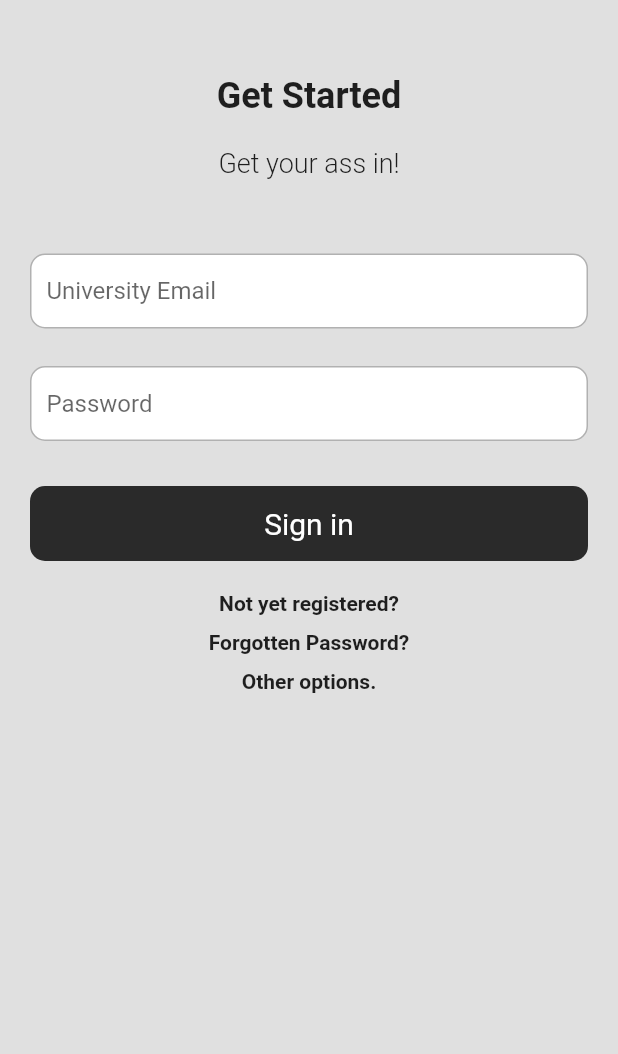
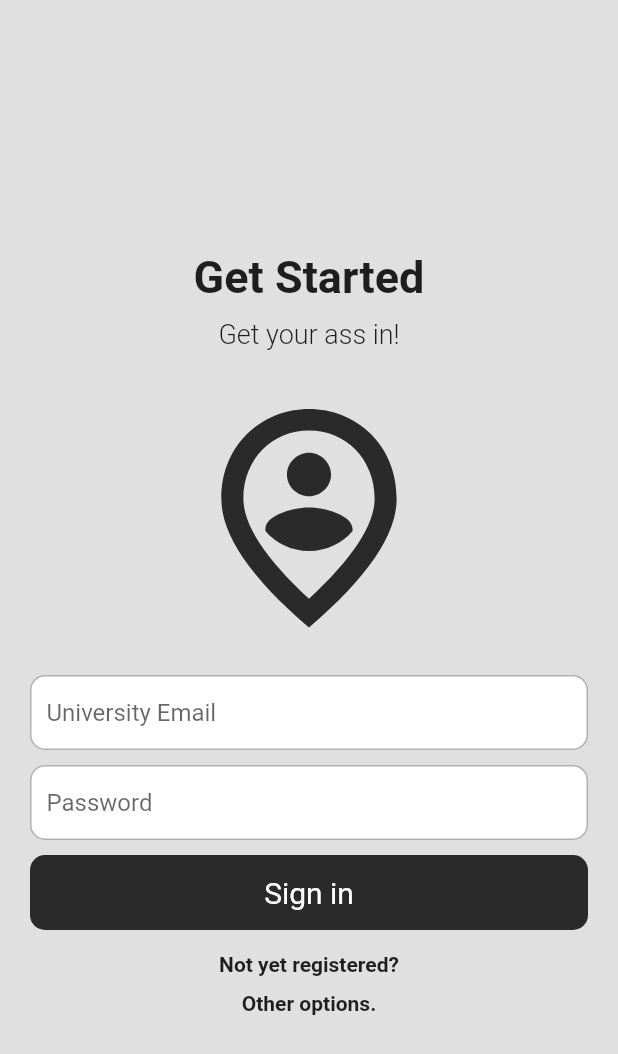
Before and after one commit to shahjugal/UniversityFormulaeApp, a Flutter app: the LoginUI screen opened directly, on a phone screen of 412 x 824 dp. Shown: the top 1054 px of the screen. Run offline on Flutter 3.47's test engine with Material 2 defaults, Android fonts, the phone set to English and light mode, and no system bars.

Commit message:
Minor Change

```diff
--- a/formulae_app/lib/Pages/LoginUI.dart
+++ b/formulae_app/lib/Pages/LoginUI.dart
@@ -12,22 +12,24 @@ class LoginUI extends StatelessWidget {
       backgroundColor: Colors.grey[300],
       body: SafeArea(
         child: Center(
+          child: SingleChildScrollView(
             child: Column(
+              mainAxisAlignment: MainAxisAlignment.center,
               // ignore: prefer_const_literals_to_create_immutables
               children: [
                 // ignore: prefer_const_constructors
                 SizedBox(
-                height: 50,
+                  height: 20,
                 ),
                 // ignore: prefer_const_constructors
                 Text(
                   "Get Started",
                   // ignore: prefer_const_constructors
-                style: TextStyle(fontSize: 24, fontWeight: FontWeight.bold),
+                  style: TextStyle(fontSize: 30, fontWeight: FontWeight.bold),
                 ),
                 // ignore: prefer_const_constructors
                 SizedBox(
-                height: 20,
+                  height: 10,
                 ),
                 // ignore: prefer_const_constructors
                 Text(
@@ -37,15 +39,23 @@ class LoginUI extends StatelessWidget {
                     fontWeight: FontWeight.w300,
                   ),
                 ),
+                SizedBox(
+                  height: 25,
+                ),
+                Icon(
+                  Icons.person_pin_circle_outlined,
+                  size: 175,
+                  color: Color.fromARGB(255, 42, 42, 42),
+                ),
                 const SizedBox(
-                height: 50,
+                  height: 17,
                 ),
                 fTextBox("University Email", false),
                 SizedBox(
-                height: 25,
+                  height: 10,
                 ),
                 fTextBox("Password", true),
-              SizedBox(height: 30),
+                SizedBox(height: 10),
                 Center(
                   child: Padding(
                     padding: const EdgeInsets.symmetric(horizontal: 20),
@@ -68,22 +78,13 @@ class LoginUI extends StatelessWidget {
                     ),
                   ),
                 ),
-              SizedBox(height: 20),
+                SizedBox(height: 15),
                 Center(
                   child: Column(
                     // ignore: prefer_const_literals_to_create_immutables
                     children: [
                       Text(
                         "Not yet registered?",
-                      style: TextStyle(
-                        fontWeight: FontWeight.bold,
-                      ),
-                    ),
-                    SizedBox(
-                      height: 10,
-                    ),
-                    Text(
-                      "Forgotten Password?",
                         style: TextStyle(
                           fontWeight: FontWeight.bold,
                         ),
@@ -104,6 +105,7 @@ class LoginUI extends StatelessWidget {
             ),
           ),
         ),
+      ),
     );
   }
 }
--- a/formulae_app/lib/Pages/RegisterUI.dart
+++ b/formulae_app/lib/Pages/RegisterUI.dart
@@ -12,7 +12,9 @@ class RegisterUI extends StatelessWidget {
       backgroundColor: Colors.grey[300],
       body: SafeArea(
         child: Center(
+          child: SingleChildScrollView(
             child: Column(
+              mainAxisAlignment: MainAxisAlignment.center,
               // ignore: prefer_const_literals_to_create_immutables
               children: [
                 // ignore: prefer_const_constructors
@@ -95,6 +97,7 @@ class RegisterUI extends StatelessWidget {
             ),
           ),
         ),
+      ),
     );
   }
 }
```
Also changed, not shown: formulae_app/lib/main.dart (+4 -100 lines). Lines whose indentation alone changed are shown as unchanged.
